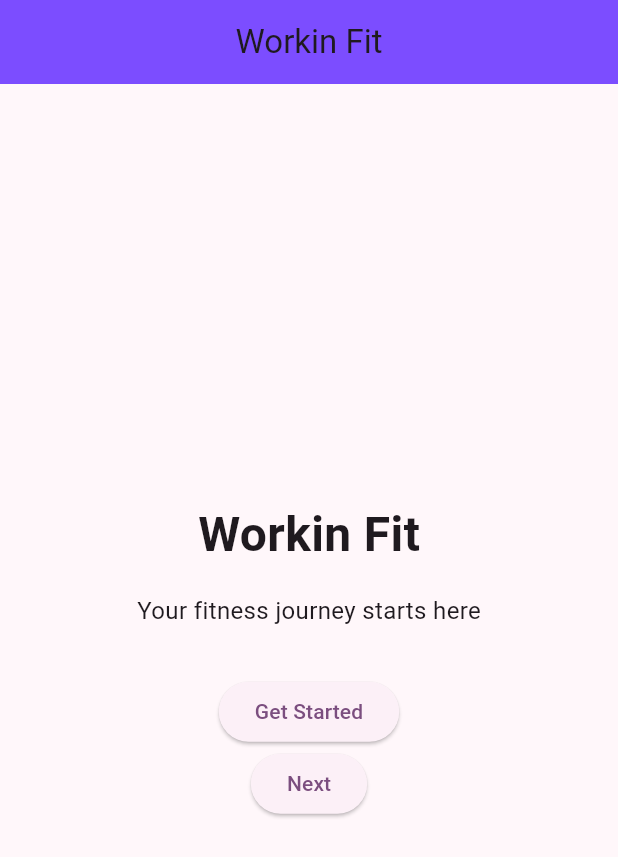
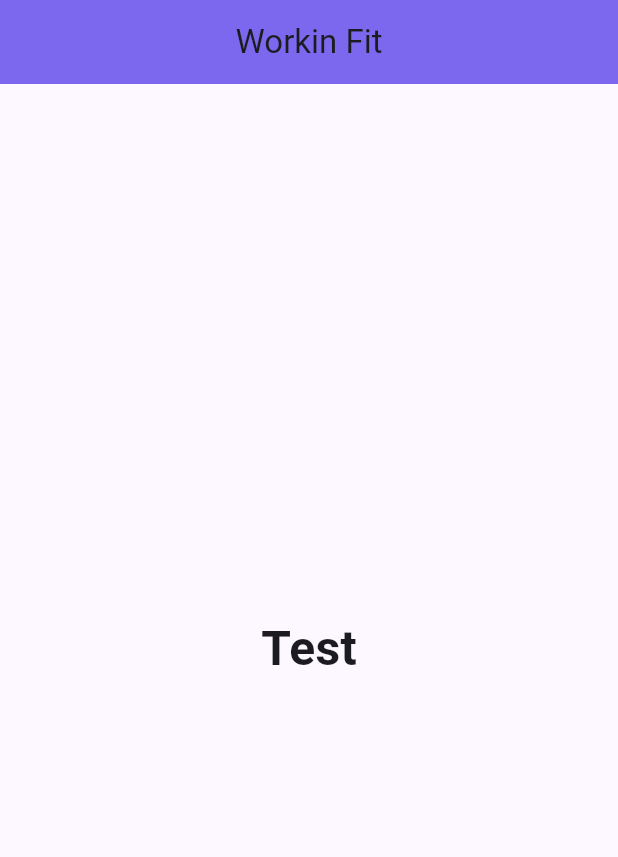
Before and after one commit to Golden76z/workin_fit, a Flutter app: the screen it shows after launch, on a phone screen of 412 x 824 dp. Shown: the top 857 px of the screen. Run offline on Flutter 3.47's test engine with Material 3 defaults, Android fonts, the light colour scheme and no system bars; our stand-ins replace flutter_riverpod.

Commit message:
feat: App colors added

```diff
--- /dev/null
+++ b/lib/core/theme/app_theme.dart
@@ -0,0 +1,19 @@
+import 'package:flutter/material.dart';
+
+class AppButton extends StatelessWidget {
+  final String label;
+  final VoidCallback onPressed;
+
+  const AppButton({required this.label, required this.onPressed, super.key});
+
+  @override
+  Widget build(BuildContext context) {
+    return ElevatedButton(
+      style: ElevatedButton.styleFrom(
+        padding: const EdgeInsets.symmetric(vertical: 12, horizontal: 24),
+      ),
+      onPressed: onPressed,
+      child: Text(label),
+    );
+  }
+}
--- /dev/null
+++ b/lib/core/theme/colors.dart
@@ -0,0 +1,28 @@
+import 'package:flutter/material.dart';
+
+class AppColors {
+  // Primary Colors
+  static const Color primary = Color(0xFF7B68EE);
+  static const Color primaryDark = Color(0xFF6A5ACD);
+  static const Color primaryLight = Color(0xFF9B88FF);
+
+  // Accent Colors
+  static const Color accent = Color(0xFF4169E1);
+  static const Color accentLight = Color(0xFF5B7FE5);
+
+  // Background Colors
+  static const Color background = Color(0xFF0D0D0D);
+  static const Color surface = Color(0xFF1A1A1A);
+  static const Color surfaceVariant = Color(0xFF242424);
+
+  // Text Colors
+  static const Color textPrimary = Color(0xFFFFFFFF);
+  static const Color textSecondary = Color(0xFFB0B0B0);
+  static const Color textTertiary = Color(0xFF808080);
+
+  // Semantic Colors
+  static const Color success = Color(0xFF4CAF50);
+  static const Color error = Color(0xFFF44336);
+  static const Color warning = Color(0xFFFF9800);
+  static const Color info = Color(0xFF2196F3);
+}
--- a/lib/main.dart
+++ b/lib/main.dart
@@ -1,5 +1,6 @@
 import 'package:flutter/material.dart';
 import 'package:flutter_riverpod/flutter_riverpod.dart';
+import 'package:workin_fit/core/theme/colors.dart';
 
 void main() {
   runApp(
@@ -18,7 +19,7 @@ class WorkinFitApp extends StatelessWidget {
       title: 'Workin Fit',
       debugShowCheckedModeBanner: false,
       theme: ThemeData(
-        colorScheme: ColorScheme.fromSeed(seedColor: Colors.purple),
+        colorScheme: ColorScheme.fromSeed(seedColor: AppColors.primary),
         useMaterial3: true,
       ),
       home: const HomePage(),
@@ -34,38 +35,21 @@ class HomePage extends StatelessWidget {
     return Scaffold(
       appBar: AppBar(
         title: const Text('Workin Fit'),
-        backgroundColor: Colors.deepPurpleAccent,
+        backgroundColor: AppColors.primary,
         centerTitle: true,
       ),
-      body: Center(
+      body: const Center(
         child: Column(
           mainAxisAlignment: MainAxisAlignment.center,
           children: [
-            const Text(
-              'Workin Fit',
+            Text(
+              'Test',
               style: TextStyle(
                 fontSize: 32,
                 fontWeight: FontWeight.bold,
               ),
             ),
-            const SizedBox(height: 16),
-            const Text(
-              'Your fitness journey starts here',
-              style: TextStyle(fontSize: 16),
-            ),
-            const SizedBox(height: 32),
-            ElevatedButton(
-              onPressed: () {
-                // TODO: Navigate to login
-              },
-              child: const Text('Get Started'),
-            ),
-            ElevatedButton(
-            onPressed: () {
-              // print('button pressed!');
-            },
-            child: const Text('Next'),
-            ),
+            SizedBox(height: 16),
           ],
         ),
       ),
```
Also changed, not shown: lib/core/theme/text_styles.dart (added).
